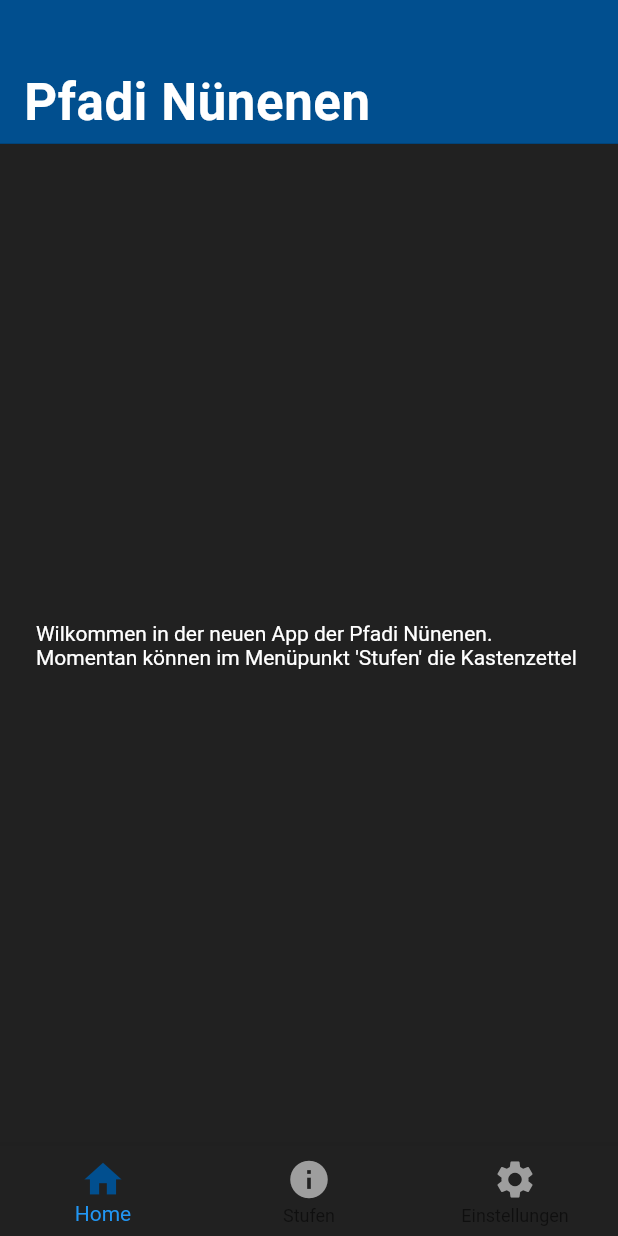
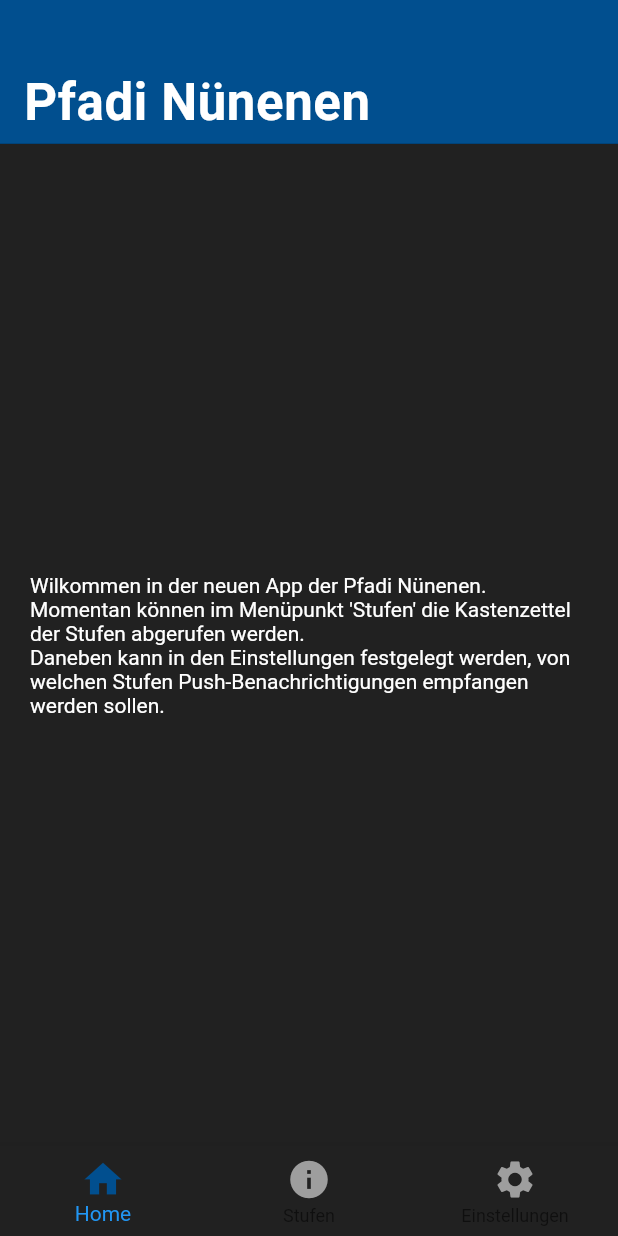
Before and after one commit to Pfadi-Nunenen/nuenenen_app, a Flutter app: the screen it shows after launch, on a phone screen of 412 x 824 dp. Run offline on Flutter 3.47's test engine with Material 2 defaults, Android fonts, the phone set to English and light mode, and no system bars; our stand-ins replace firebase_messaging, fluro, flutter_html, fluttertoast, shared_preferences, webview_flutter; accounts and stored records are empty; statements that could not run were skipped.

Commit message:
Change Text

```diff
--- a/lib/screens/home/home_page.dart
+++ b/lib/screens/home/home_page.dart
@@ -28,11 +28,15 @@ class _HomePageState extends State<HomePage> {
 	    body: Container(
 		    color: currBackgroundColor,
 		    child: new Center(
-			    child: new Text(
-				    "Wilkommen in der neuen App der Pfadi Nünenen. \n"
-								"Momentan können im Menüpunkt 'Stufen' die Kastenzettel ",
-				    style: TextStyle(color: currTextColor),
-			    ),
+			    child: new Padding(
+				    padding: EdgeInsets.all(20.0),
+			      child: new Text(
+				      "Wilkommen in der neuen App der Pfadi Nünenen. \n"
+						      "Momentan können im Menüpunkt 'Stufen' die Kastenzettel der Stufen abgerufen werden.\n"
+						     "Daneben kann in den Einstellungen festgelegt werden, von welchen Stufen Push-Benachrichtigungen empfangen werden sollen.",
+				      style: TextStyle(color: currTextColor),
+			      ),
+		      )
 		    ),
 	    ),
     );
--- a/lib/tab_bar_controller.dart
+++ b/lib/tab_bar_controller.dart
@@ -25,7 +25,7 @@ class _TabBarControllerState extends State<TabBarController>{
 		if (Platform.isIOS) iOS_Permission();
 		_firebaseMessaging.configure(
 			onMessage: (Map<String, dynamic> message) async {
-				print('on message $message');
+				print('(APP is open) on message $message');
 			},
 			onResume: (Map<String, dynamic> message) async {
 				print('on resume $message');
@@ -75,7 +75,6 @@ class _TabBarControllerState extends State<TabBarController>{
 	void initState() {
 		super.initState();
 		firebaseCloudMessaging_Listeners();
-		_firebaseMessaging.subscribeToTopic("any");
 
 		setState(() {
 			_currentTab = lastPage;
```
